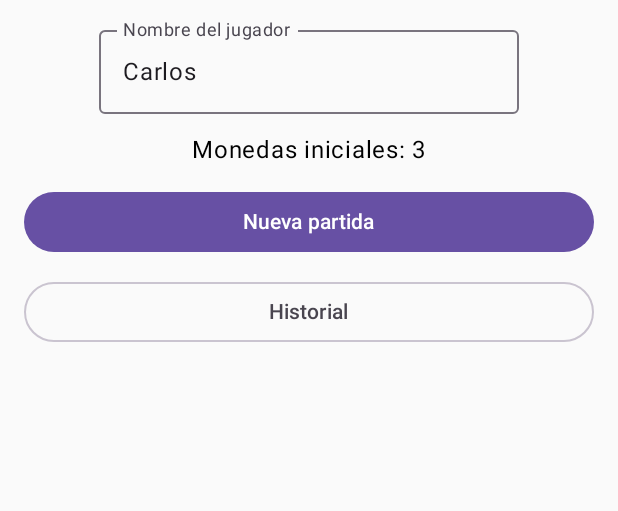
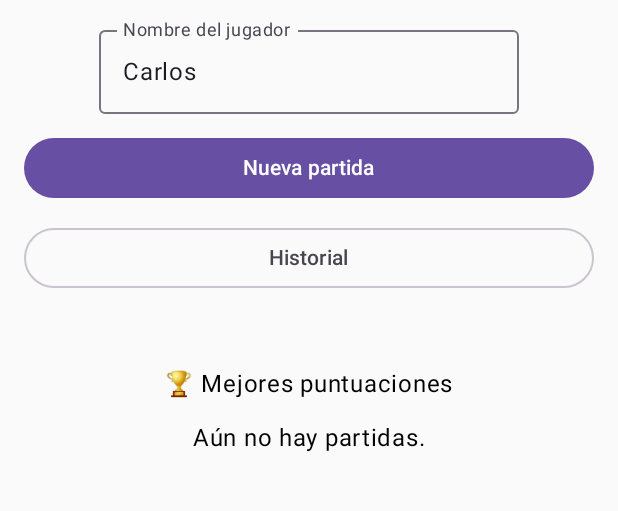
Before and after one commit to cschulze-uoc/ruleta, an Android app built with Jetpack Compose: the screen it shows after launch (MainActivity), on a phone screen of 412 x 824 dp, the part 84-595 px from its top. Run offline under Robolectric (Android 15) with nearby library versions, the light colour scheme and no system bars.

Commit message:
3 mejores puntuaciones en pantalla principal

```diff
--- a/app/src/main/java/com/apktados/ruleta/MainActivity.kt
+++ b/app/src/main/java/com/apktados/ruleta/MainActivity.kt
@@ -19,6 +19,9 @@ import com.apktados.ruleta.game.*
 import androidx.compose.ui.platform.LocalContext
 import kotlinx.coroutines.Dispatchers
 import kotlinx.coroutines.launch
+import kotlinx.coroutines.withContext
+import com.apktados.ruleta.data.Partida
+import com.apktados.ruleta.data.PartidasRepository
 
 class MainActivity : ComponentActivity() {
     override fun onCreate(savedInstanceState: Bundle?) {
@@ -69,7 +72,20 @@ private fun HomeScreen(
     onHistorial: () -> Unit
 ) {
     var jugador by remember { mutableStateOf("Carlos") }
-    val monedasIniciales = 3
+
+    val context = LocalContext.current
+    val repo = remember { PartidasRepository(context) }
+
+    var top3 by remember { mutableStateOf<List<Partida>>(emptyList()) }
+    var loading by remember { mutableStateOf(true) }
+
+    LaunchedEffect(Unit) {
+        loading = true
+        top3 = withContext(Dispatchers.IO) {
+            repo.top10().take(3)
+        }
+        loading = false
+    }
 
     Column(
         modifier = Modifier
@@ -87,8 +103,6 @@ private fun HomeScreen(
             singleLine = true
         )
 
-        Text("Monedas iniciales: $monedasIniciales")
-
         Button(
             onClick = { onNuevaPartida(jugador) },
             modifier = Modifier.fillMaxWidth()
@@ -101,6 +115,20 @@ private fun HomeScreen(
             modifier = Modifier.fillMaxWidth()
         ) {
             Text("Historial")
+        }
+
+        Spacer(modifier = Modifier.height(24.dp))
+
+        Text("🏆 Mejores puntuaciones")
+
+        when {
+            loading -> Text("Cargando...")
+            top3.isEmpty() -> Text("Aún no hay partidas.")
+            else -> {
+                top3.forEachIndexed { index, partida ->
+                    Text("${index + 1}. ${partida.jugador} - ${partida.monedasFinales} monedas")
+                }
+            }
         }
     }
 }
```
